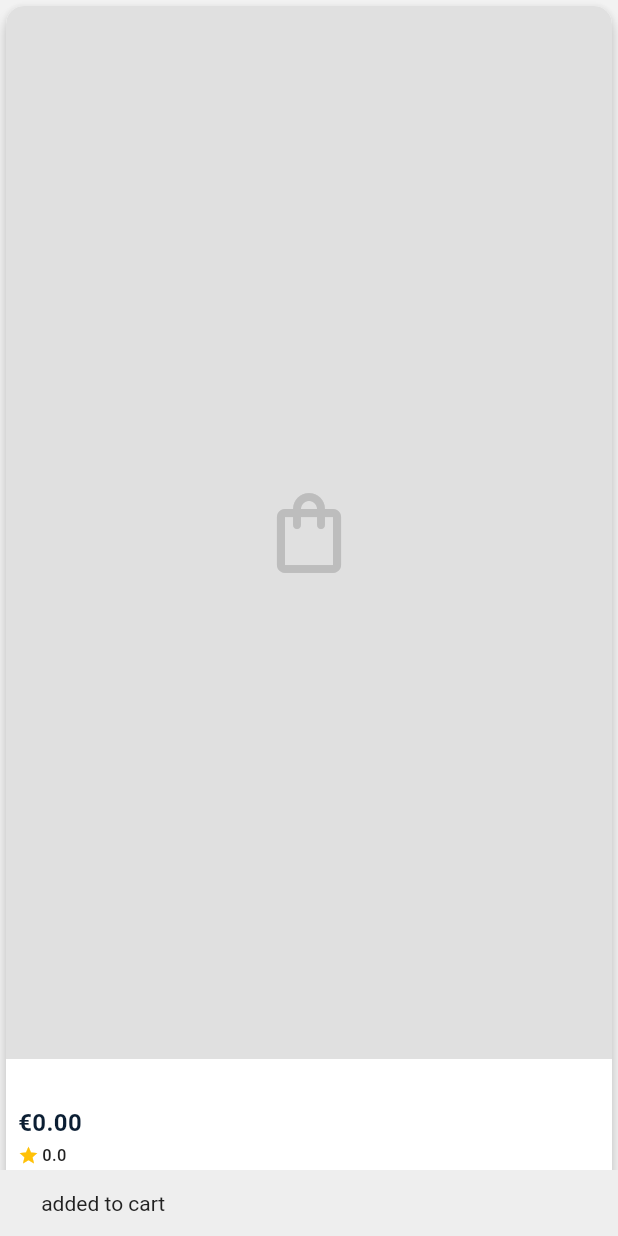
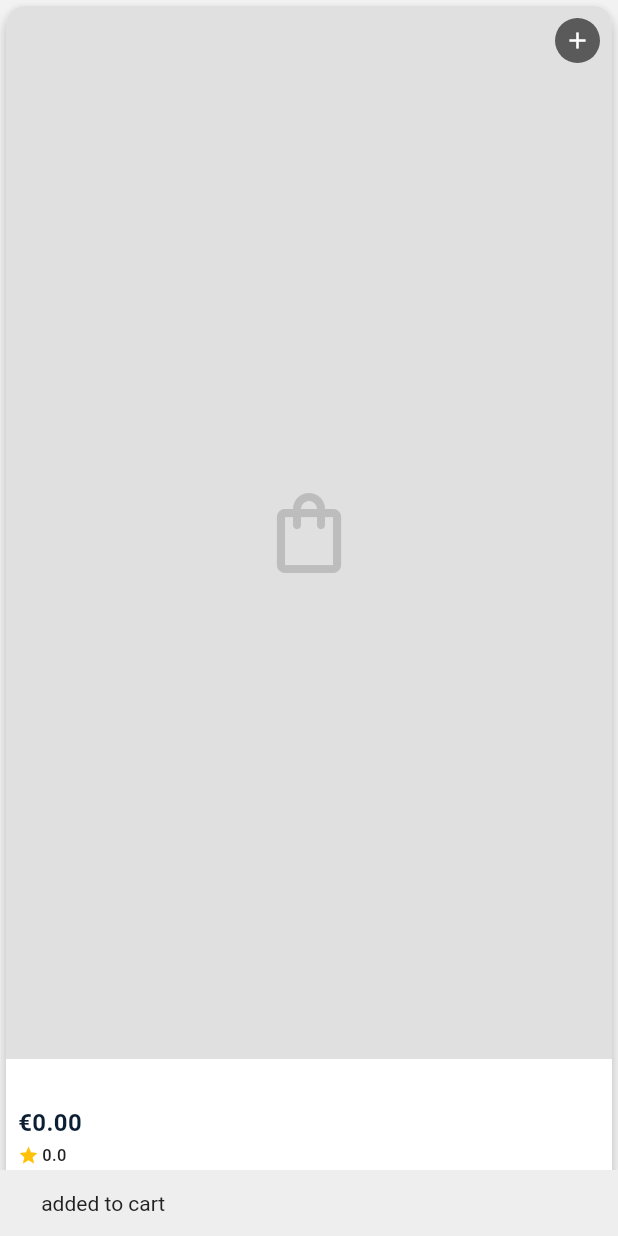
Before and after one commit to yakupkahraman/hey-smile, a Flutter app: the ProductCard widget shown alone on an empty page, opened directly with empty values, after a tap on "Buy", on a phone screen of 412 x 824 dp. Run offline on Flutter 3.47's test engine with Material 3 defaults, Android fonts, the phone set to English and light mode, and no system bars; our stand-ins replace camera, dio, flutter_secure_storage, flutter_tts, go_router, lottie and 3 more; missing offline and left inert: google_mlkit_face_detection, google_mlkit_pose_detection; accounts and stored records are empty; network calls fail.

Commit message:
feat(product): Add usage frequency to Product model and implement reminder functionality in ProductCard

```diff
--- a/lib/features/shop/domain/product.dart
+++ b/lib/features/shop/domain/product.dart
@@ -3,11 +3,13 @@ class Product {
   final double price;
   final double rating;
   final String imageUrl;
+  final String? usageFrequency; // Örnek: "3 günde bir alınır"
 
   Product({
     required this.title,
     required this.price,
     required this.rating,
     required this.imageUrl,
+    this.usageFrequency,
   });
 }
--- a/lib/features/shop/presentation/widgets/product_card.dart
+++ b/lib/features/shop/presentation/widgets/product_card.dart
@@ -1,10 +1,59 @@
 import 'package:flutter/material.dart';
 import 'package:hey_smile/features/shop/domain/product.dart';
+import 'package:hey_smile/features/tracker/data/tracker_service.dart';
 
-class ProductCard extends StatelessWidget {
+class ProductCard extends StatefulWidget {
   final Product product;
 
   const ProductCard({super.key, required this.product});
+
+  @override
+  State<ProductCard> createState() => _ProductCardState();
+}
+
+class _ProductCardState extends State<ProductCard> {
+  final TrackerService _trackerService = TrackerService();
+  bool _isAddingReminder = false;
+
+  Future<void> _addProductReminder() async {
+    setState(() {
+      _isAddingReminder = true;
+    });
+
+    try {
+      await _trackerService.createReminder(
+        title: widget.product.title,
+        content: widget.product.usageFrequency ?? 'No usage frequency info',
+        date: DateTime.now(),
+      );
+
+      if (mounted) {
+        ScaffoldMessenger.of(context).showSnackBar(
+          const SnackBar(
+            content: Text('Reminder added successfully!'),
+            backgroundColor: Colors.green,
+            duration: Duration(seconds: 2),
+          ),
+        );
+      }
+    } catch (e) {
+      if (mounted) {
+        ScaffoldMessenger.of(context).showSnackBar(
+          SnackBar(
+            content: Text('Failed to add reminder: $e'),
+            backgroundColor: Colors.red,
+            duration: const Duration(seconds: 2),
+          ),
+        );
+      }
+    } finally {
+      if (mounted) {
+        setState(() {
+          _isAddingReminder = false;
+        });
+      }
+    }
+  }
 
   @override
   Widget build(BuildContext context) {
@@ -17,13 +66,15 @@ class ProductCard extends StatelessWidget {
           // Product Image
           Expanded(
             flex: 3,
-            child: ClipRRect(
+            child: Stack(
+              children: [
+                ClipRRect(
                   borderRadius: const BorderRadius.vertical(
                     top: Radius.circular(12),
                   ),
-              child: product.imageUrl.isNotEmpty
+                  child: widget.product.imageUrl.isNotEmpty
                       ? Image.network(
-                      product.imageUrl,
+                          widget.product.imageUrl,
                           fit: BoxFit.cover,
                           width: double.infinity,
                           loadingBuilder: (context, child, loadingProgress) {
@@ -32,7 +83,8 @@ class ProductCard extends StatelessWidget {
                               color: Colors.grey[300],
                               child: Center(
                                 child: CircularProgressIndicator(
-                              value: loadingProgress.expectedTotalBytes != null
+                                  value:
+                                      loadingProgress.expectedTotalBytes != null
                                       ? loadingProgress.cumulativeBytesLoaded /
                                             loadingProgress.expectedTotalBytes!
                                       : null,
@@ -64,6 +116,40 @@ class ProductCard extends StatelessWidget {
                           ),
                         ),
                 ),
+                // Add Reminder Button
+                Positioned(
+                  top: 8,
+                  right: 8,
+                  child: _isAddingReminder
+                      ? const SizedBox(
+                          width: 24,
+                          height: 24,
+                          child: CircularProgressIndicator(
+                            strokeWidth: 2,
+                            valueColor: AlwaysStoppedAnimation<Color>(
+                              Colors.white,
+                            ),
+                          ),
+                        )
+                      : Material(
+                          color: Colors.black.withOpacity(0.6),
+                          shape: const CircleBorder(),
+                          child: InkWell(
+                            onTap: _addProductReminder,
+                            customBorder: const CircleBorder(),
+                            child: const Padding(
+                              padding: EdgeInsets.all(6.0),
+                              child: Icon(
+                                Icons.add,
+                                color: Colors.white,
+                                size: 18,
+                              ),
+                            ),
+                          ),
+                        ),
+                ),
+              ],
+            ),
           ),
           // Product Details
           Padding(
@@ -74,7 +160,7 @@ class ProductCard extends StatelessWidget {
               children: [
                 // Title
                 Text(
-                  product.title,
+                  widget.product.title,
                   style: const TextStyle(
                     fontSize: 13,
                     fontWeight: FontWeight.bold,
@@ -85,7 +171,7 @@ class ProductCard extends StatelessWidget {
                 const SizedBox(height: 4),
                 // Price and Rating
                 Text(
-                  '\€${product.price.toStringAsFixed(2)}',
+                  '\€${widget.product.price.toStringAsFixed(2)}',
                   style: TextStyle(
                     fontSize: 16,
                     fontWeight: FontWeight.bold,
@@ -98,7 +184,7 @@ class ProductCard extends StatelessWidget {
                     const Icon(Icons.star, size: 14, color: Colors.amber),
                     const SizedBox(width: 2),
                     Text(
-                      product.rating.toStringAsFixed(1),
+                      widget.product.rating.toStringAsFixed(1),
                       style: const TextStyle(
                         fontSize: 11,
                         fontWeight: FontWeight.w500,
@@ -116,7 +202,9 @@ class ProductCard extends StatelessWidget {
                       // TODO: Add to cart functionality
                       ScaffoldMessenger.of(context).showSnackBar(
                         SnackBar(
-                          content: Text('${product.title} added to cart'),
+                          content: Text(
+                            '${widget.product.title} added to cart',
+                          ),
                           duration: const Duration(seconds: 1),
                         ),
                       );
```
Also changed, not shown: lib/features/shop/presentation/pages/shop_page.dart (+8 -0 lines). Lines whose indentation alone changed are shown as unchanged.
